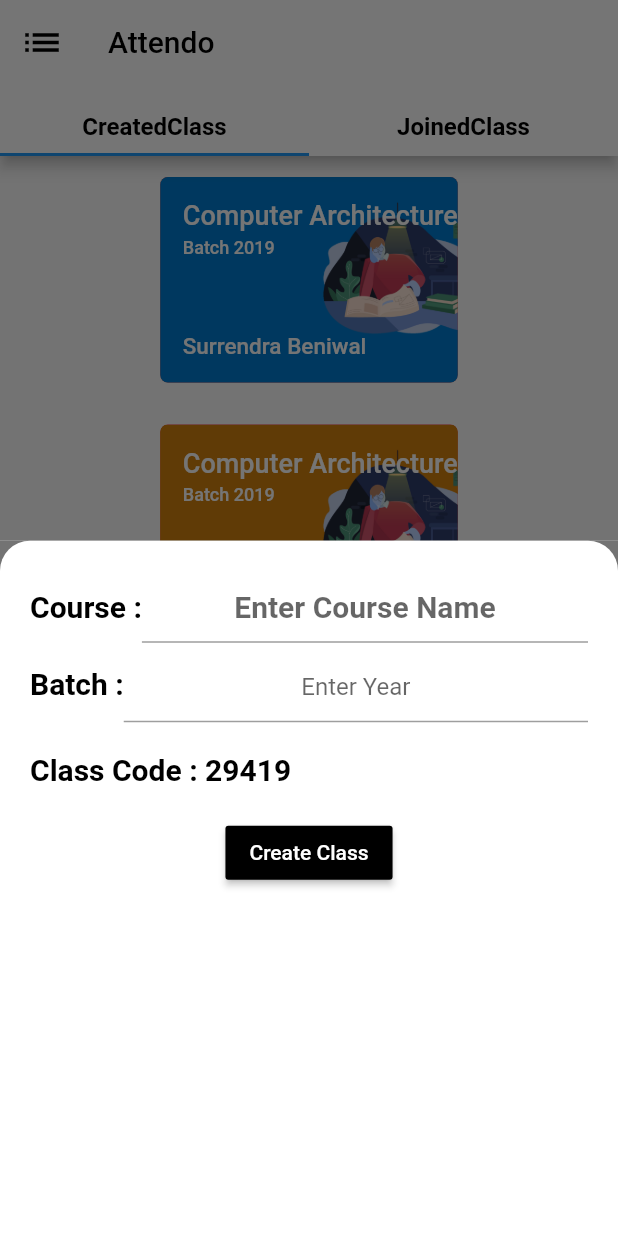
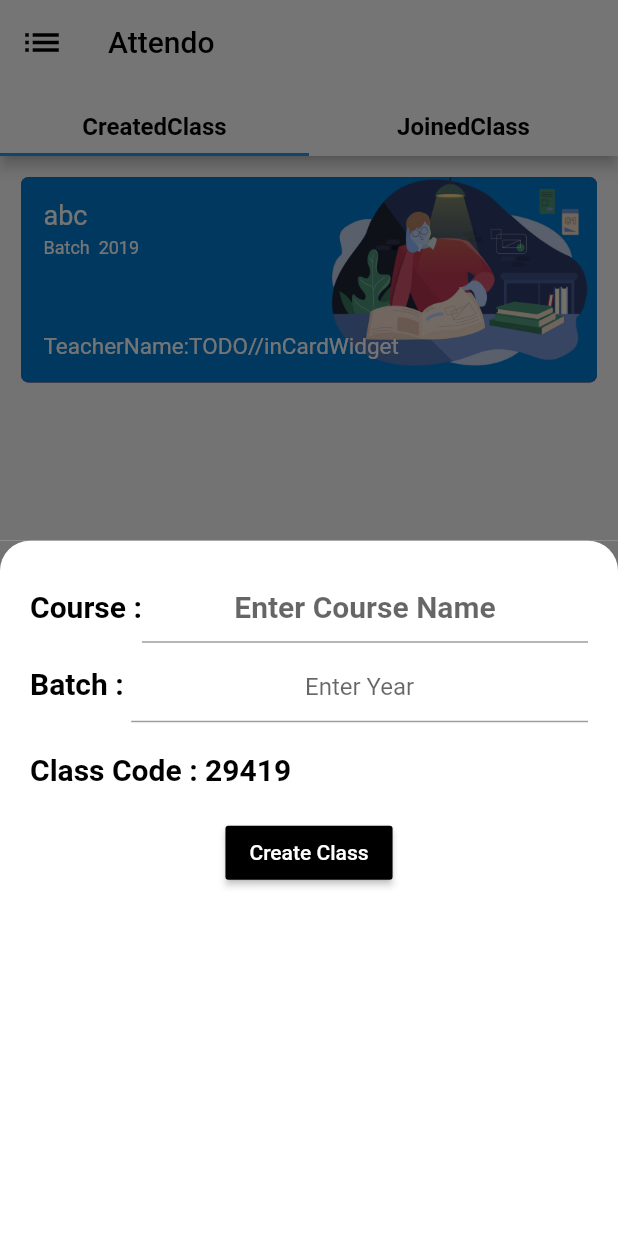
Before and after one commit to kakarotx/attendo, a Flutter app: the screen it shows after launch, after a tap on the "add" icon, on a phone screen of 412 x 824 dp. Run offline on Flutter 3.47's test engine with Material 2 defaults, Android fonts, the phone set to English and light mode, and no system bars.

Commit message:
Version_0.2

```diff
--- a/lib/general_classes/course_class.dart
+++ b/lib/general_classes/course_class.dart
@@ -1,58 +1,31 @@
 import 'package:flutter/material.dart';
-import 'package:attendo/widgets/card_widget.dart';
 
 
 //this is dedicated class for a Course contains everyInfo about that course
-
-class Course {
+class Course extends ChangeNotifier{
 
   //constructor for COURSE class
-  Course({this.classCode, this.courseCard});
+  Course({this.courseCode, this.yearOfBatch, this.courseName});
 
   //required variables for any Course
-  final int classCode;
-  int _courseCode;
-  String _courseName;
-  String _courseTeacher;
-  int _yearOfBatch;
-  int _semesterCount;
+  int courseCode;
+  String courseName;
+  // String courseTeacher;
+  String yearOfBatch;
+  // int semesterCount;
+  String imagePath = 'assets/images/artWork/bookworm.jpg';
 
-  //the card in which all detailed  are displayed
-  final CardWidget courseCard;
+  // void setCourseNameTo(String newCourseName){
+  //   courseName = newCourseName;
+  //   notifyListeners();
+  // }
+  // void setYearTo(String newYear){
+  //   yearOfBatch = newYear;
+  //   notifyListeners();
+  // }
+  // void setCodeTo(int newCode){
+  //   courseCode= newCode;
+  //   notifyListeners();
+  // }
 
-  void setCourseCode(){
-    _courseCode = classCode;
-  }
-
-  //ignore all these unnecessary error...which are telling that they are unused
-
-  int get semesterCount => _semesterCount;
-
-  set semesterCount(int value) {
-    _semesterCount = value;
-  }
-
-  int get yearOfBatch => _yearOfBatch;
-
-  set yearOfBatch(int value) {
-    _yearOfBatch = value;
-  }
-
-  String get courseTeacher => _courseTeacher;
-
-  set courseTeacher(String value) {
-    _courseTeacher = value;
-  }
-
-  String get courseName => _courseName;
-
-  set courseName(String value) {
-    _courseName = value;
-  }
-
-  int get courseCode => _courseCode;
-
-  set courseCode(int value) {
-    _courseCode = value;
-  }
 }
--- /dev/null
+++ b/lib/general_classes/list_of_card.dart
@@ -0,0 +1,19 @@
+import 'package:attendo/general_classes/course_class.dart';
+import 'package:attendo/widgets/card_widget.dart';
+import 'package:flutter/cupertino.dart';
+import 'package:flutter/material.dart';
+
+class ListofCard extends ChangeNotifier{
+
+  List<CardWidget> finalListOfCreatedCourses=[
+    CardWidget(course: Course(
+      courseCode: 123,yearOfBatch: '2019',courseName: 'abc'
+    ),)
+  ];
+
+  void addItemToCourseList(CardWidget newCard){
+    finalListOfCreatedCourses.add(newCard);
+    notifyListeners();
+  }
+
+}
--- a/lib/home_page.dart
+++ b/lib/home_page.dart
@@ -14,6 +14,7 @@ class HomePage extends StatefulWidget {
 class _HomePageState extends State<HomePage> with SingleTickerProviderStateMixin {
 
   TabController tabController;
+
 
   @override
   void initState() {
--- a/lib/main.dart
+++ b/lib/main.dart
@@ -1,5 +1,8 @@
+import 'package:attendo/general_classes/course_class.dart';
 import 'package:flutter/material.dart';
 import 'home_page.dart';
+import 'package:provider/provider.dart';
+import 'general_classes/list_of_card.dart';
 
 void main() {
   runApp(MyApp());
@@ -9,6 +12,8 @@ class MyApp extends StatelessWidget {
   // This widget is the root of your application.
   @override
   Widget build(BuildContext context) {
-    return HomePage();
+    return ChangeNotifierProvider<ListofCard>(
+        create: (context)=>ListofCard(),
+        child: HomePage());
   }
 }
--- a/lib/screens/create_class_popup.dart
+++ b/lib/screens/createNewClass_popup.dart
@@ -1,18 +1,43 @@
+import 'package:attendo/general_classes/course_class.dart';
+import 'package:attendo/widgets/card_widget.dart';
 import 'package:flutter/material.dart';
 import 'package:flutter/painting.dart';
 import 'dart:math';
+import 'package:provider/provider.dart';
+import 'package:attendo/general_classes/list_of_card.dart';
 
-//to create your own new classes
+
+//style
 const bottomDrawerStyle = TextStyle(
   color: Colors.black,fontSize: 20, fontWeight: FontWeight.bold
 );
 
-class CreateNewClassScreen extends StatelessWidget {
-  final _random = new Random();
-  int randomClassCode(int min, int max) => min + _random.nextInt(max - min);
+
+//this is popScreen to create New class
+// ignore: must_be_immutable
+class CreateNewClassScreen extends StatefulWidget {
+
+
+  @override
+  _CreateNewClassScreenState createState() => _CreateNewClassScreenState();
+}
+
+class _CreateNewClassScreenState extends State<CreateNewClassScreen> {
+
+  String courseName;
+
+  String yearOfBatch;
+
+  int courseCode;
 
   @override
   Widget build(BuildContext context) {
+
+    courseCode = 9999 + Random().nextInt(99999-9999);
+    // newCourse.courseCode = courseCode;
+    // newCourse=Course(courseName: courseName,courseCode: courseCode,yearOfBatch: yearOfBatch);
+
+
     return Container(
       color: Color(0xFF737373),
       child: Container(
@@ -35,6 +60,11 @@ class CreateNewClassScreen extends StatelessWidget {
                 ),
                 Expanded(
                   child: TextField(
+                    onChanged: (newValue){
+                    setState(() {
+                      courseName = newValue;
+                    });
+                    },
                     style: bottomDrawerStyle,
                     textAlign: TextAlign.center,
                     decoration: InputDecoration(
@@ -50,11 +80,16 @@ class CreateNewClassScreen extends StatelessWidget {
               textBaseline: TextBaseline.alphabetic,
               children: [
                 Text(
-                  'Batch :',
+                  'Batch : ',
                   style: bottomDrawerStyle,
                 ),
                 Expanded(
                   child: TextField(
+                    onChanged: (newValue){
+                      setState(() {
+                        yearOfBatch=(newValue);
+                      });
+                    },
                     textAlign: TextAlign.center,
                     decoration: InputDecoration(
                       hintText: 'Enter Year',
@@ -65,16 +100,26 @@ class CreateNewClassScreen extends StatelessWidget {
             ),
             SizedBox(height: 20,),
             Text(
-              'Class Code : ${randomClassCode(9999, 99999)}',
+              'Class Code : $courseCode',
               style: bottomDrawerStyle,
             ),
             SizedBox(height: 20,),
 
             Center(
               child: RaisedButton(
-                onPressed: (){
-                  print('hello');
-                },
+                onPressed:(){
+
+                  Provider.of<ListofCard>(context,
+                  listen: false).addItemToCourseList(CardWidget(course: Course(
+                    yearOfBatch: yearOfBatch, courseCode: courseCode,courseName: courseName
+                  )));
+                  //create a new card with Course details and
+                  //add it to the List
+
+
+                  Navigator.pop(context);
+                }
+                ,
                 child: Text('Create Class', style: TextStyle(color: Colors.white),),
                 color: Colors.black,
               ),
--- /dev/null
+++ b/lib/screens/create_list_of_created_class.dart
@@ -0,0 +1,30 @@
+
+import 'package:flutter/material.dart';
+import 'package:provider/provider.dart';
+import 'package:attendo/general_classes/list_of_card.dart';
+
+
+//we have to provide list of Cards to it..
+//and it builds the list of createdClasses using ListView.builder
+
+class BuildListOfMyClasses extends StatefulWidget {
+
+
+  @override
+  _BuildListOfMyClassesState createState() => _BuildListOfMyClassesState();
+}
+
+class _BuildListOfMyClassesState extends State<BuildListOfMyClasses> {
+
+
+  @override
+  Widget build(BuildContext context) {
+    return ListView.builder(
+      itemBuilder: (context, index) {
+        return Provider.of<ListofCard>(context).finalListOfCreatedCourses[index];
+      },
+      itemCount: Provider.of<ListofCard>(context).finalListOfCreatedCourses.length,
+
+    );
+  }
+}
--- a/lib/screens/createdClassScreen.dart
+++ b/lib/screens/createdClassScreen.dart
@@ -1,13 +1,24 @@
+import 'package:attendo/widgets/card_widget.dart';
 import 'package:flutter/material.dart';
-import 'package:attendo/widgets/card_widget.dart';
-import 'package:attendo/Screens/create_class_popup.dart';
-
+import 'package:attendo/Screens/createNewClass_popup.dart';
+import 'package:attendo/screens/create_list_of_created_class.dart';
 
 //this Screen displays all the created classes by you
 
-class CreatedClassScreen extends StatelessWidget {
+// ignore: must_be_immutable
+class CreatedClassScreen extends StatefulWidget {
+  @override
+  _CreatedClassScreenState createState() => _CreatedClassScreenState();
+}
 
+class _CreatedClassScreenState extends State<CreatedClassScreen> {
+  // String kcourseName;
+  //
+  // String kyearOfBatch;
+  //
+  // int kcourseCode;
 
+  List<CardWidget> listOfCourses;
 
 
   @override
@@ -16,33 +27,17 @@ class CreatedClassScreen extends StatelessWidget {
       child: Scaffold(
           floatingActionButton: FloatingActionButton(
             onPressed: () {
-          showModalBottomSheet(context: context, builder: (BuildContext context)=>CreateNewClassScreen(),);
+              showModalBottomSheet(
+                context: context,
+                builder: (BuildContext context) => CreateNewClassScreen(
+
+                ),
+              );
             },
             child: Icon(Icons.add),
             backgroundColor: Colors.black,
           ),
-      body: ListView(
-        children: [
-          CardWidget(
-            imagePath: 'assets/images/artWork/bookworm.jpg',
-          ),
-          CardWidget(
-            imagePath: 'assets/images/artWork/bookwormOrange.jpg',
-          ),
-          CardWidget(
-            imagePath: 'assets/images/artWork/bookworm.jpg',
-          ),
-          CardWidget(
-            imagePath: 'assets/images/artWork/bookworm.jpg',
-          ),
-          CardWidget(
-            imagePath: 'assets/images/artWork/bookwormOrange.jpg',
-          ),
-          CardWidget(
-            imagePath: 'assets/images/artWork/bookwormOrange.jpg',
-          ),
-        ],
-      ),
-    ));
+          body: BuildListOfMyClasses()),
+    );
   }
 }
--- a/lib/screens/joinedClassScreen.dart
+++ b/lib/screens/joinedClassScreen.dart
@@ -1,5 +1,4 @@
 import 'package:flutter/material.dart';
-import 'package:attendo/widgets/card_widget.dart';
 
 //this screen displays all the classes joined by you
 
@@ -13,13 +12,7 @@ class JoinedClassScreen extends StatelessWidget {
     ),
       body: ListView(
         children: [
-          CardWidget(imagePath: 'assets/images/artWork/bookwormOrange.jpg',),
-          CardWidget(imagePath: 'assets/images/artWork/bookworm.jpg',),
-          CardWidget(imagePath: 'assets/images/artWork/bookwormOrange.jpg',),
-          CardWidget(imagePath: 'assets/images/artWork/bookwormOrange.jpg',),
-          CardWidget(imagePath: 'assets/images/artWork/bookworm.jpg',),
-          CardWidget(imagePath: 'assets/images/artWork/bookwormOrange.jpg',),
-          CardWidget(imagePath: 'assets/images/artWork/bookworm.jpg',),
+
 
         ],
       ),
--- a/lib/widgets/card_widget.dart
+++ b/lib/widgets/card_widget.dart
@@ -1,23 +1,16 @@
 import 'package:flutter/material.dart';
+import 'package:attendo/general_classes/course_class.dart';
 
 const attendoTextStyle = TextStyle(color: Colors.white, fontSize: 18);
 
 class CardWidget extends StatelessWidget {
-  CardWidget({this.imagePath});
+  CardWidget({this.course});
 
-  final String imagePath;
-
-
+  final Course course;
 
   @override
   Widget build(BuildContext context) {
-    return ButtonTheme(
-      minWidth: double.infinity,
-      child: FlatButton(
-
-        onPressed: (){
-          print('heehee');
-        },
+    return GestureDetector(
       child: Padding(
         padding: const EdgeInsets.all(8.0),
         child: Container(
@@ -27,7 +20,7 @@ class CardWidget extends StatelessWidget {
               image: DecorationImage(
                   fit: BoxFit.cover,
                   image: AssetImage(
-                      imagePath,
+                    course.imagePath,
                   )),
               color: Colors.red,
               borderRadius: BorderRadius.circular(5)),
@@ -35,28 +28,27 @@ class CardWidget extends StatelessWidget {
             crossAxisAlignment: CrossAxisAlignment.start,
             children: [
               Text(
-                  'Computer Architecture',
+                course.courseName,
                 style: attendoTextStyle,
               ),
               SizedBox(
                 height: 4,
               ),
               Text(
-                  'Batch 2019',
+                'Batch  ${course.yearOfBatch.toString()}',
                 style: attendoTextStyle.copyWith(fontSize: 12),
               ),
               SizedBox(
                 height: 50,
               ),
               Text(
-                  'Surrendra Beniwal',
+                'TeacherName:TODO//inCardWidget',
                 style: attendoTextStyle.copyWith(fontSize: 15),
               ),
             ],
           ),
         ),
       ),
-      ),
     );
   }
 }
--- a/pubspec.yaml
+++ b/pubspec.yaml
@@ -19,6 +19,7 @@ dependencies:
 dev_dependencies:
   flutter_test:
     sdk: flutter
+  provider: ^4.3.2+2
 
 
 flutter:
```
Also changed, not shown: lib/screens/create_list_of_joined_class.dart (added), lib/screens/joinNewClass_popup.dart (renamed from lib/screens/join_class_popup.dart), pubspec.lock. Lines whose indentation alone changed are shown as unchanged.
